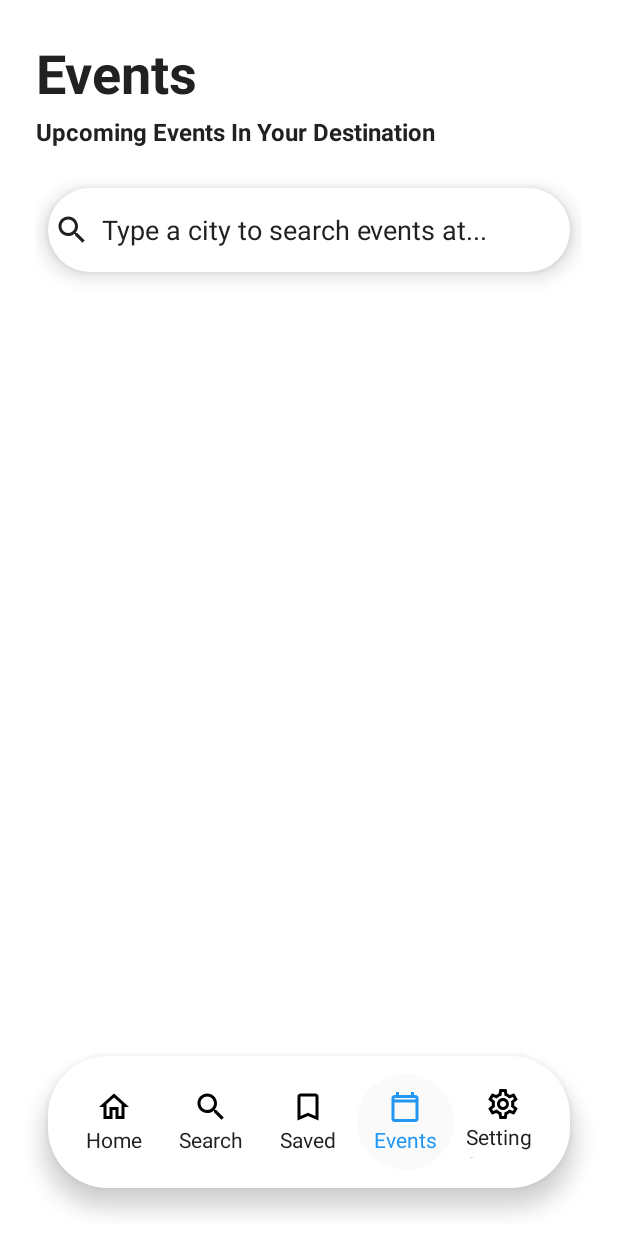
After one commit to Raz-Bouganim/OuiOui, an Android app: the EventsFragment screen opened through its navigation route, on a phone screen of 412 x 824 dp. The commit adds this screen. Run offline under Robolectric (Android 15) with nearby library versions, the phone set to English and light mode, and no system bars; our stand-ins replace Dagger/Hilt's generated code; pictures from the network do not load.

Commit message:
Added events page

```diff
--- a/app/src/main/java/com/sharks/ouioui/MainActivity.kt
+++ b/app/src/main/java/com/sharks/ouioui/MainActivity.kt
@@ -49,6 +49,7 @@ class MainActivity : AppCompatActivity() {
         binding.navSearch.setOnClickListener { navController.navigate(R.id.searchFragment) }
         binding.navSaved.setOnClickListener { navController.navigate(R.id.savedFragment) }
         binding.navSettings.setOnClickListener { navController.navigate(R.id.settingsFragment) }
+        binding.navEvents.setOnClickListener { navController.navigate(R.id.eventsFragment) }
 
         navController.addOnDestinationChangedListener { _, destination, _ ->
             when (destination.id) {
@@ -56,6 +57,7 @@ class MainActivity : AppCompatActivity() {
                 R.id.searchFragment -> highlightSelected(binding.navSearch)
                 R.id.savedFragment -> highlightSelected(binding.navSaved)
                 R.id.settingsFragment -> highlightSelected(binding.navSettings)
+                R.id.eventsFragment -> highlightSelected(binding.navEvents)
             }
         }
     }
@@ -64,7 +66,7 @@ class MainActivity : AppCompatActivity() {
      * Highlights the selected navigation item and its icon/text.
      */
     private fun highlightSelected(selectedView: View) {
-        val navItems = listOf(binding.navHome, binding.navSearch, binding.navSaved, binding.navSettings)
+        val navItems = listOf(binding.navHome, binding.navSearch, binding.navSaved, binding.navSettings, binding.navEvents)
         navItems.forEach { item ->
             val isSelected = item == selectedView
 
@@ -73,6 +75,7 @@ class MainActivity : AppCompatActivity() {
                 binding.navSearch -> binding.navSearchIcon
                 binding.navSaved -> binding.navSavedIcon
                 binding.navSettings -> binding.navSettingsIcon
+                binding.navEvents -> binding.navEventsIcon
                 else -> null
             }
             val text = when (item) {
@@ -80,6 +83,7 @@ class MainActivity : AppCompatActivity() {
                 binding.navSearch -> binding.navSearchText
                 binding.navSaved -> binding.navSavedText
                 binding.navSettings -> binding.navSettingsText
+                binding.navEvents -> binding.navEventsText
                 else -> null
             }
 
--- a/app/src/main/java/com/sharks/ouioui/data/model/Destination.kt
+++ b/app/src/main/java/com/sharks/ouioui/data/model/Destination.kt
@@ -6,7 +6,7 @@ import androidx.room.PrimaryKey
 /**
  * Api response wrapper for popular destinations.
  */
-data class ApiResponse(
+data class DestinationResponse(
     val popular_destinations: PopularDestinations?
 )
 
--- /dev/null
+++ b/app/src/main/java/com/sharks/ouioui/ui/events/EventsFragment.kt
@@ -0,0 +1,50 @@
+package com.sharks.ouioui.ui.events
+
+import android.os.Bundle
+import android.view.LayoutInflater
+import android.view.View
+import android.view.ViewGroup
+import android.widget.Toast
+import androidx.fragment.app.Fragment
+import androidx.fragment.app.activityViewModels
+import androidx.fragment.app.viewModels
+import androidx.recyclerview.widget.LinearLayoutManager
+import com.sharks.ouioui.utils.EventAdapter
+import com.sharks.ouioui.databinding.FragmentEventsBinding
+import dagger.hilt.android.AndroidEntryPoint
+
+/**
+ * Fragment for displaying events based on user search.
+ */
+@AndroidEntryPoint
+class EventsFragment : Fragment() {
+    private var _binding: FragmentEventsBinding? = null
+    private val binding get() = _binding!!
+    private val viewModel: EventsViewModel by activityViewModels()
+    private lateinit var adapter: EventAdapter
+
+    override fun onCreateView(inflater: LayoutInflater, container: ViewGroup?, savedInstanceState: Bundle?): View {
+        _binding = FragmentEventsBinding.inflate(inflater, container, false)
+        return binding.root
+    }
+
+    override fun onViewCreated(view: View, savedInstanceState: Bundle?) {
+        super.onViewCreated(view, savedInstanceState)
+        adapter = EventAdapter(emptyList())
+        binding.recyclerViewSearchedEvents.layoutManager = LinearLayoutManager(requireContext())
+        binding.recyclerViewSearchedEvents.adapter = adapter
+
+        binding.eventsSearchBar.setOnClickListener {
+            val city = binding.eventsSearchEditText.text.toString().trim()
+            if (city.isNotEmpty()) viewModel.fetchEvents(city)
+        }
+
+        viewModel.events.observe(viewLifecycleOwner) { adapter.updateData(it) }
+        viewModel.error.observe(viewLifecycleOwner) { if (it.isNotEmpty()) Toast.makeText(requireContext(), it, Toast.LENGTH_SHORT).show() }
+    }
+
+    override fun onDestroyView() {
+        super.onDestroyView()
+        _binding = null
+    }
+}
--- /dev/null
+++ b/app/src/main/java/com/sharks/ouioui/ui/events/EventsViewModel.kt
@@ -0,0 +1,31 @@
+package com.sharks.ouioui.ui.events
+
+import androidx.lifecycle.*
+import com.sharks.ouioui.data.model.Event
+import com.sharks.ouioui.repository.EventsRepository
+import dagger.hilt.android.lifecycle.HiltViewModel
+import kotlinx.coroutines.launch
+import javax.inject.Inject
+
+/**
+ * ViewModel for managing events in a specific city.
+ * Fetches events from the repository and exposes them as LiveData.
+ */
+@HiltViewModel
+class EventsViewModel @Inject constructor(private val repo: EventsRepository) : ViewModel() {
+    private val _events = MutableLiveData<List<Event>>()
+    val events: LiveData<List<Event>> = _events
+
+    private val _error = MutableLiveData<String>()
+    val error: LiveData<String> = _error
+
+    fun fetchEvents(city: String) {
+        viewModelScope.launch {
+            try {
+                _events.value = repo.getEventsForCity(city)
+            } catch (e: Exception) {
+                _error.value = "Error: ${e.message}"
+            }
+        }
+    }
+}
--- a/app/src/main/java/com/sharks/ouioui/utils/Constants.kt
+++ b/app/src/main/java/com/sharks/ouioui/utils/Constants.kt
@@ -6,6 +6,6 @@ package com.sharks.ouioui.utils
 class Constants {
     companion object {
         const val BASE_URL = "https://serpapi.com/"
-        const val API_KEY = "f668df7e0a453551207d9fd69af858ccead4876019ec6ac45903c1e7c8e22066"
+        const val API_KEY = "9b4aaf0f52afc7eb02efc0416f811072d2a1d43fefc381895b97a68f79ef3c36"
     }
 }
--- /dev/null
+++ b/app/src/main/res/drawable/ic_event.xml
@@ -0,0 +1,9 @@
+<vector xmlns:android="http://schemas.android.com/apk/res/android"
+    android:width="24dp"
+    android:height="24dp"
+    android:viewportWidth="24"
+    android:viewportHeight="24">
+    <path
+        android:fillColor="#FF000000"
+        android:pathData="M19,4h-1V2h-2v2H8V2H6v2H5c-1.1,0 -2,0.9 -2,2v14c0,1.1 0.9,2 2,2h14c1.1,0 2,-0.9 2,-2V6c0,-1.1 -0.9,-2 -2,-2zM19,20H5V9h14v11zM19,7H5V6h14v1z"/>
+</vector>
--- a/app/src/main/res/layout-land/activity_main.xml
+++ b/app/src/main/res/layout-land/activity_main.xml
@@ -10,15 +10,14 @@
     android:background="?android:attr/colorBackground"
     tools:context=".MainActivity">
 
-    <!-- Vertical Nav Bar on the left -->
     <LinearLayout
         android:id="@+id/customBottomNav"
         android:layout_width="96dp"
         android:layout_height="wrap_content"
         android:orientation="vertical"
         android:background="@drawable/bg_bottom_nav"
-        android:paddingTop="32dp"
-        android:paddingBottom="32dp"
+        android:paddingTop="20dp"
+        android:paddingBottom="20dp"
         android:paddingStart="4dp"
         android:paddingEnd="4dp"
         android:elevation="8dp"
@@ -34,7 +33,7 @@
             android:id="@+id/nav_home"
             style="@style/CustomNavItem"
             android:layout_height="wrap_content"
-            android:layout_marginBottom="20dp"
+            android:layout_marginBottom="8dp"
             android:gravity="center_horizontal"
             android:orientation="vertical"
             android:tag="homeFragment">
@@ -65,7 +64,7 @@
             android:orientation="vertical"
             android:layout_height="wrap_content"
             android:gravity="center_horizontal"
-            android:layout_marginBottom="20dp">
+            android:layout_marginBottom="8dp">
 
             <ImageView
                 android:id="@+id/nav_search_icon"
@@ -93,7 +92,7 @@
             android:orientation="vertical"
             android:layout_height="wrap_content"
             android:gravity="center_horizontal"
-            android:layout_marginBottom="20dp">
+            android:layout_marginBottom="8dp">
 
             <ImageView
                 android:id="@+id/nav_saved_icon"
@@ -106,6 +105,32 @@
             <TextView
                 android:id="@+id/nav_saved_text"
                 android:text="@string/navSavedText"
+                android:layout_width="wrap_content"
+                android:layout_height="wrap_content"
+                android:textColor="@color/nav_text_color"
+                android:textSize="13sp"
+                android:layout_marginTop="4dp"/>
+        </LinearLayout>
+
+        <!-- Events -->
+        <LinearLayout
+            android:id="@+id/nav_events"
+            style="@style/CustomNavItem"
+            android:tag="savedFragment"
+            android:orientation="vertical"
+            android:layout_height="wrap_content"
+            android:gravity="center_horizontal"
+            android:layout_marginBottom="8dp">
+            <ImageView
+                android:id="@+id/nav_events_icon"
+                android:src="@drawable/ic_event"
+                android:layout_width="28dp"
+                android:layout_height="28dp"
+                app:tint="@color/nav_icon_color" />
+
+            <TextView
+                android:id="@+id/nav_events_text"
+                android:text="@string/navEventsText"
                 android:layout_width="wrap_content"
                 android:layout_height="wrap_content"
                 android:textColor="@color/nav_text_color"
--- /dev/null
+++ b/app/src/main/res/layout-land/fragment_events.xml
@@ -0,0 +1,83 @@
+<?xml version="1.0" encoding="utf-8"?>
+<androidx.constraintlayout.widget.ConstraintLayout
+    xmlns:android="http://schemas.android.com/apk/res/android"
+    xmlns:app="http://schemas.android.com/apk/res-auto"
+    android:layout_width="match_parent"
+    android:layout_height="match_parent"
+    android:background="?android:attr/colorBackground"
+    android:padding="16dp">
+
+    <TextView
+        android:id="@+id/eventsTitle"
+        android:layout_width="wrap_content"
+        android:layout_height="wrap_content"
+        android:text="@string/eventsHeaderText"
+        android:textSize="36sp"
+        android:textStyle="bold"
+        android:textColor="?attr/colorOnBackground"
+        app:layout_constraintStart_toStartOf="parent"
+        app:layout_constraintTop_toTopOf="parent" />
+
+    <TextView
+        android:id="@+id/eventsSubtitle"
+        android:layout_width="wrap_content"
+        android:layout_height="wrap_content"
+        android:text="@string/upcomingEventsInYourDestinationText"
+        android:textSize="16sp"
+        android:textStyle="bold"
+        android:textColor="?attr/colorOnBackground"
+        android:layout_marginTop="4dp"
+        app:layout_constraintStart_toStartOf="parent"
+        app:layout_constraintTop_toBottomOf="@id/eventsTitle" />
+
+    <LinearLayout
+        android:id="@+id/eventsSearchBar"
+        android:layout_width="match_parent"
+        android:layout_height="wrap_content"
+        android:orientation="horizontal"
+        app:layout_constraintTop_toBottomOf="@id/eventsSubtitle"
+        app:layout_constraintStart_toStartOf="parent"
+        app:layout_constraintEnd_toEndOf="parent"
+        android:background="@drawable/bg_search_bar"
+        android:padding="8dp"
+        android:elevation="8dp"
+        android:gravity="center"
+        android:layout_marginTop="4dp"
+        android:layout_marginEnd="8dp"
+        android:layout_marginStart="8dp">
+
+        <ImageView
+            android:layout_width="24dp"
+            android:layout_height="24dp"
+            android:src="@drawable/ic_search"
+            android:contentDescription="@string/searchIconDescText"
+            app:tint="?attr/colorOnSurface" />
+
+        <EditText
+            android:id="@+id/eventsSearchEditText"
+            android:layout_width="0dp"
+            android:layout_height="48dp"
+            android:layout_marginStart="8dp"
+            android:layout_weight="1"
+            android:hint="@string/eventsSearchHintText"
+            android:background="@android:color/transparent"
+            android:textColor="?attr/colorOnBackground"
+            android:textColorHint="?attr/colorOnBackground"
+            android:inputType="text"
+            android:imeOptions="actionSearch"/>
+    </LinearLayout>
+
+    <androidx.recyclerview.widget.RecyclerView
+        android:id="@+id/recyclerViewSearchedEvents"
+        android:layout_width="0dp"
+        android:layout_height="0dp"
+        android:clipToPadding="false"
+        android:layout_marginTop="16dp"
+        android:layout_marginBottom="8dp"
+        app:layoutManager="androidx.recyclerview.widget.LinearLayoutManager"
+        app:layout_constraintStart_toStartOf="parent"
+        app:layout_constraintEnd_toEndOf="parent"
+        app:layout_constraintTop_toBottomOf="@id/eventsSearchBar"
+        app:layout_constraintBottom_toBottomOf="parent"/>
+
+</androidx.constraintlayout.widget.ConstraintLayout>
--- a/app/src/main/res/layout/activity_main.xml
+++ b/app/src/main/res/layout/activity_main.xml
@@ -98,6 +98,26 @@
                 android:textColor="@color/nav_text_color"/>
         </LinearLayout>
 
+        <!-- Events -->
+        <LinearLayout
+            android:id="@+id/nav_events"
+            style="@style/CustomNavItem"
+            android:tag="savedFragment">
+            <ImageView
+                android:id="@+id/nav_events_icon"
+                android:src="@drawable/ic_event"
+                android:layout_width="wrap_content"
+                android:layout_height="wrap_content"
+                app:tint="@color/nav_icon_color"/>
+
+            <TextView
+                android:id="@+id/nav_events_text"
+                android:text="@string/navEventsText"
+                android:layout_width="wrap_content"
+                android:layout_height="wrap_content"
+                android:textColor="@color/nav_text_color"/>
+        </LinearLayout>
+
         <!-- Settings -->
         <LinearLayout
             android:id="@+id/nav_settings"
--- /dev/null
+++ b/app/src/main/res/layout/fragment_events.xml
@@ -0,0 +1,82 @@
+<?xml version="1.0" encoding="utf-8"?>
+<androidx.constraintlayout.widget.ConstraintLayout
+    xmlns:android="http://schemas.android.com/apk/res/android"
+    xmlns:app="http://schemas.android.com/apk/res-auto"
+    android:layout_width="match_parent"
+    android:layout_height="match_parent"
+    android:background="?android:attr/colorBackground"
+    android:padding="16dp">
+
+    <TextView
+        android:id="@+id/eventsTitle"
+        android:layout_width="wrap_content"
+        android:layout_height="wrap_content"
+        android:text="@string/eventsHeaderText"
+        android:textSize="36sp"
+        android:textStyle="bold"
+        android:textColor="?attr/colorOnBackground"
+        app:layout_constraintStart_toStartOf="parent"
+        app:layout_constraintTop_toTopOf="parent" />
+
+    <TextView
+        android:id="@+id/eventsSubtitle"
+        android:layout_width="wrap_content"
+        android:layout_height="wrap_content"
+        android:text="@string/upcomingEventsInYourDestinationText"
+        android:textSize="16sp"
+        android:textStyle="bold"
+        android:textColor="?attr/colorOnBackground"
+        android:layout_marginTop="4dp"
+        app:layout_constraintStart_toStartOf="parent"
+        app:layout_constraintTop_toBottomOf="@id/eventsTitle" />
+
+    <LinearLayout
+        android:id="@+id/eventsSearchBar"
+        android:layout_width="match_parent"
+        android:layout_height="wrap_content"
+        android:orientation="horizontal"
+        app:layout_constraintTop_toBottomOf="@id/eventsSubtitle"
+        app:layout_constraintStart_toStartOf="parent"
+        app:layout_constraintEnd_toEndOf="parent"
+        android:background="@drawable/bg_search_bar"
+        android:padding="4dp"
+        android:elevation="8dp"
+        android:gravity="center"
+        android:layout_marginTop="8dp"
+        android:layout_marginEnd="8dp"
+        android:layout_marginStart="8dp">
+
+        <ImageView
+            android:layout_width="24dp"
+            android:layout_height="24dp"
+            android:src="@drawable/ic_search"
+            android:contentDescription="@string/searchIconDescText"
+            app:tint="?attr/colorOnSurface" />
+
+        <EditText
+            android:id="@+id/eventsSearchEditText"
+            android:layout_width="0dp"
+            android:layout_height="48dp"
+            android:layout_marginStart="8dp"
+            android:layout_weight="1"
+            android:hint="@string/eventsSearchHintText"
+            android:background="@android:color/transparent"
+            android:textColor="?attr/colorOnBackground"
+            android:textColorHint="?attr/colorOnBackground"
+            android:inputType="text"
+            android:imeOptions="actionSearch"/>
+    </LinearLayout>
+
+    <androidx.recyclerview.widget.RecyclerView
+        android:id="@+id/recyclerViewSearchedEvents"
+        android:layout_width="0dp"
+        android:layout_height="wrap_content"
+        android:clipToPadding="false"
+        android:layout_marginTop="16dp"
+        android:layout_marginBottom="8dp"
+        app:layoutManager="androidx.recyclerview.widget.LinearLayoutManager"
+        app:layout_constraintStart_toStartOf="parent"
+        app:layout_constraintEnd_toEndOf="parent"
+        app:layout_constraintTop_toBottomOf="@id/eventsSearchBar"/>
+
+</androidx.constraintlayout.widget.ConstraintLayout>
--- a/app/src/main/res/navigation/nav_graph.xml
+++ b/app/src/main/res/navigation/nav_graph.xml
@@ -32,4 +32,9 @@
         tools:layout="@layout/fragment_settings">
     </fragment>
 
+    <fragment
+        android:id="@+id/eventsFragment"
+        android:name="com.sharks.ouioui.ui.events.EventsFragment"
+        tools:layout="@layout/fragment_events" />
+
 </navigation>
--- a/app/src/main/res/values/strings.xml
+++ b/app/src/main/res/values/strings.xml
@@ -40,4 +40,12 @@
     <string name="ouiouiVersionText" translatable="false">OuiOui v1.0&#10;© 2025 Your Company</string>
     <string name="okText">OK</string>
     <string name="selectLanguageText">Select Language</string>
+    <string name="navEventsText">Events</string>
+    <string name="eventTitleText">Event Title</string>
+    <string name="startDateText">Start Date</string>
+    <string name="whenText">When</string>
+    <string name="addressText">Address</string>
+    <string name="eventsHeaderText">Events</string>
+    <string name="upcomingEventsInYourDestinationText">Upcoming Events In Your Destination\n</string>
+    <string name="eventsSearchHintText">Type a city to search events at...</string>
 </resources>
```
Also changed, not shown: app/src/main/java/com/sharks/ouioui/data/model/Event.kt (added, +21 -0 lines), app/src/main/java/com/sharks/ouioui/data/remote/ApiService.kt (+12 -4 lines), app/src/main/java/com/sharks/ouioui/di/AppModule.kt (+8 -0 lines), app/src/main/java/com/sharks/ouioui/repository/EventsRepository.kt (added, +32 -0 lines), app/src/main/java/com/sharks/ouioui/utils/EventAdapter.kt (added, +49 -0 lines), app/src/main/res/layout-land/item_event.xml (added, +88 -0 lines), app/src/main/res/layout/item_event.xml (added, +80 -0 lines), 1 other file.
